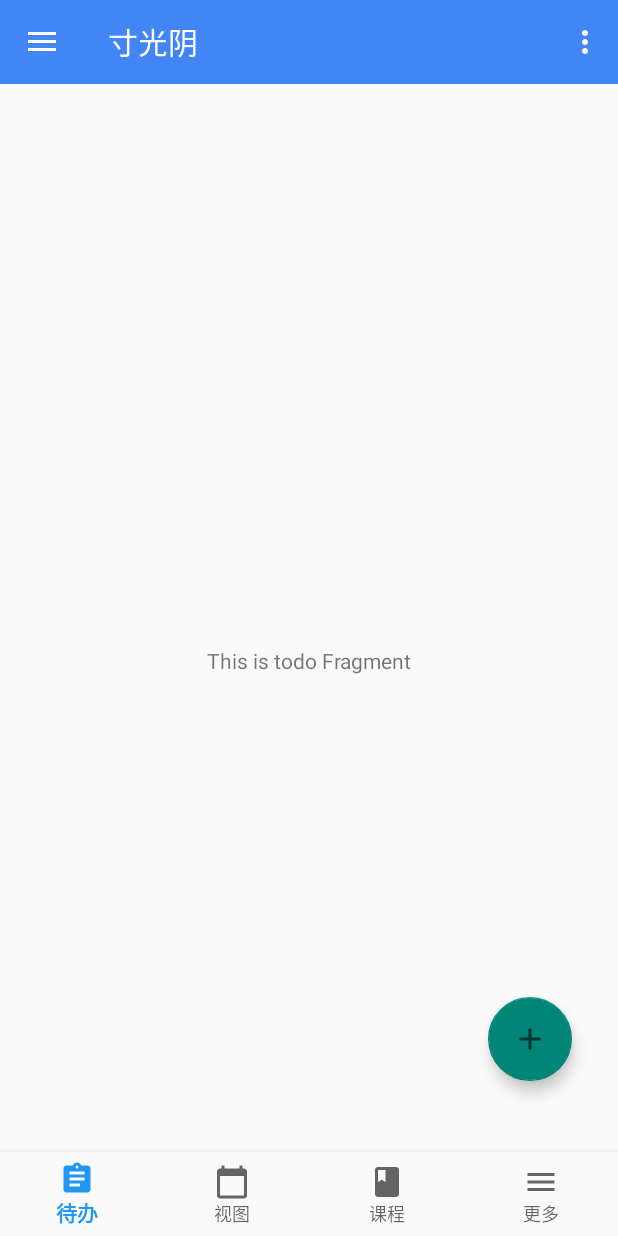
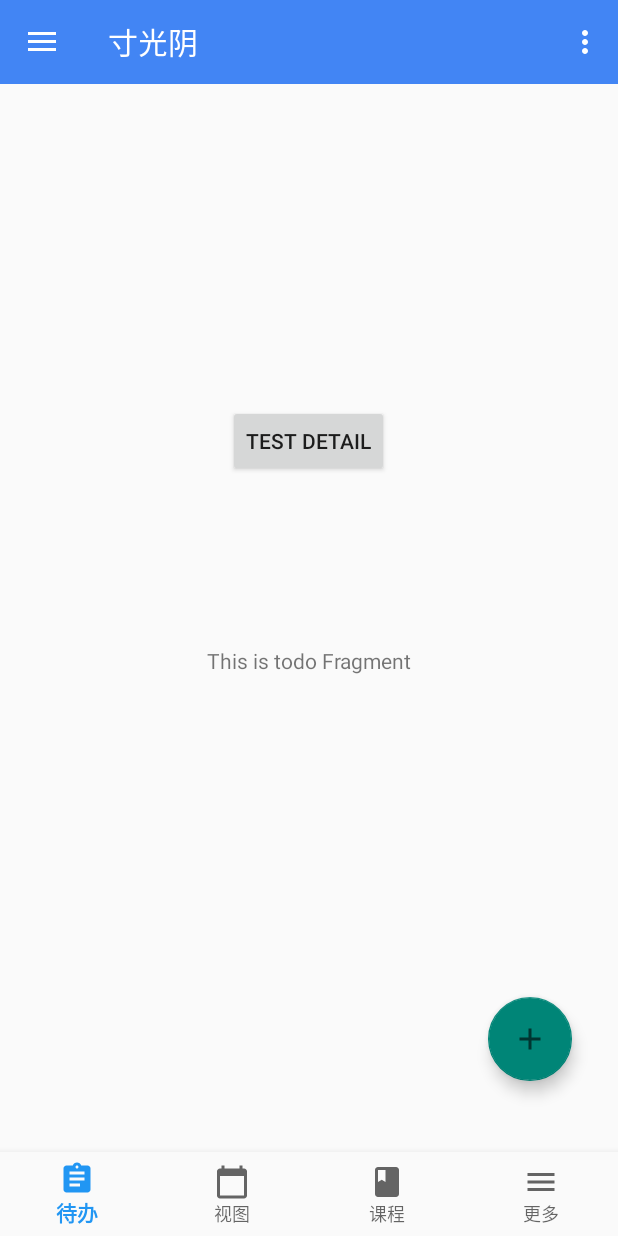
Before and after one commit to hiki-long/BUPTAndroid, an Android app: the screen it shows after launch (MainActivity), on a phone screen of 412 x 824 dp. Run offline under Robolectric (Android 15) with nearby library versions, the phone set to English and light mode, and no system bars; our stand-ins replace Dagger/Hilt's generated code, navigation-ui; libraries missing offline, so code that uses them is left out: com.afollestad.materialdialogs, com.kongzue.stacklabelview; plain views replace StackLabel; 3 statements that could not run were skipped.

Commit message:
修改detail界面bug，修改detail界面逻辑使其更加合理，增加测试detail界面的按钮

```diff
--- a/app/src/main/java/com/example/myapplication/ui/todo/TodoFragment.kt
+++ b/app/src/main/java/com/example/myapplication/ui/todo/TodoFragment.kt
@@ -125,6 +125,11 @@ class TodoFragment : Fragment() {
                 Toast.makeText(requireContext(), "点击了：$s", Toast.LENGTH_SHORT).show()
             }
         }
+
+        //测试detail页面代码：
+        testButton.setOnClickListener {
+            TodoItemDetailActivity.actionStart(context)
+        }
     }
     override fun onCreateOptionsMenu(menu: Menu, inflater: MenuInflater) {
         super.onCreateOptionsMenu(menu, inflater)
--- a/app/src/main/res/layout/fragment_todo.xml
+++ b/app/src/main/res/layout/fragment_todo.xml
@@ -143,4 +143,16 @@
         app:layout_constraintStart_toStartOf="parent"
         app:layout_constraintTop_toTopOf="parent" />
 
+    <Button
+        android:id="@+id/testButton"
+        android:layout_width="wrap_content"
+        android:layout_height="wrap_content"
+        android:text="test detail"
+        app:layout_constraintBottom_toTopOf="@+id/guideline_none"
+        app:layout_constraintEnd_toEndOf="parent"
+        app:layout_constraintHorizontal_bias="0.498"
+        app:layout_constraintStart_toStartOf="parent"
+        app:layout_constraintTop_toTopOf="parent"
+        app:layout_constraintVertical_bias="0.668" />
+
 </androidx.constraintlayout.widget.ConstraintLayout>
```
Also changed, not shown: app/src/main/java/com/example/myapplication/ui/todo/TodoItemDetailActivity.kt (+47 -41 lines), app/src/main/res/layout/activity_todo_item_detail.xml (+22 -16 lines).
